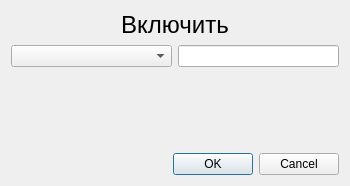
The window that KAMEditor/gui/commands/ondialog.ui (Xtail96/SML) describes before a commit, drawn with Qt 5.
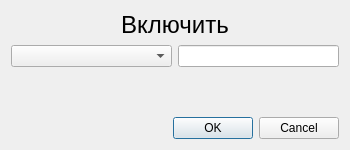
The same window after the commit.

The edit to the form file:
```diff
--- a/KAMEditor/gui/commands/ondialog.ui
+++ b/KAMEditor/gui/commands/ondialog.ui
@@ -7,7 +7,7 @@
     <x>0</x>
     <y>0</y>
     <width>350</width>
-    <height>186</height>
+    <height>150</height>
    </rect>
   </property>
   <property name="windowTitle">
```
